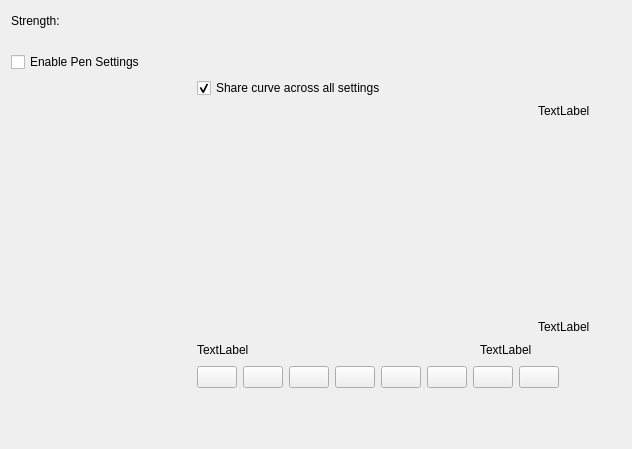
Old version of the form plugins/paintops/libpaintop/forms/wdgcurveoption.ui in the repository KDE/krita.
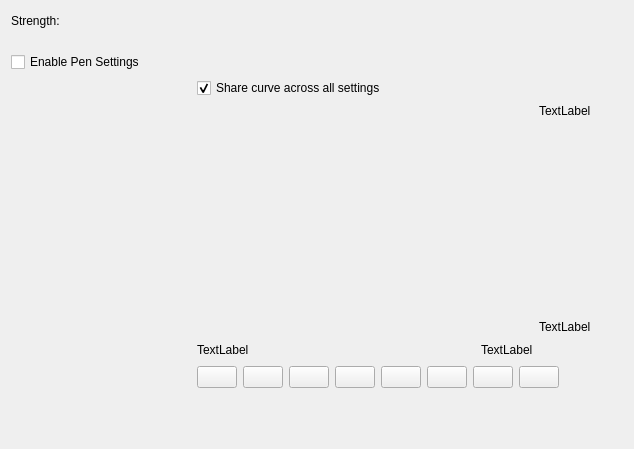
New version of the form. Custom widgets are drawn as their Qt base class.

Commit message: fix the cruve preset widget so strength extends to the end

Diff of the .ui file:
```diff
--- a/plugins/paintops/libpaintop/forms/wdgcurveoption.ui
+++ b/plugins/paintops/libpaintop/forms/wdgcurveoption.ui
@@ -6,12 +6,12 @@
    <rect>
     <x>0</x>
     <y>0</y>
-    <width>632</width>
-    <height>443</height>
+    <width>634</width>
+    <height>444</height>
    </rect>
   </property>
-  <layout class="QGridLayout" name="gridLayout_3">
-   <item row="0" column="0">
+  <layout class="QVBoxLayout" name="verticalLayout_2">
+   <item>
     <layout class="QHBoxLayout" name="horizontalLayout">
      <property name="bottomMargin">
       <number>15</number>
@@ -53,14 +53,16 @@
      </item>
     </layout>
    </item>
-   <item row="1" column="0">
+   <item>
     <widget class="QCheckBox" name="checkBoxUseCurve">
      <property name="text">
       <string>Enable Pen Settings</string>
      </property>
     </widget>
    </item>
-   <item row="2" column="0">
+   <item>
+    <layout class="QHBoxLayout" name="horizontalLayout_4">
+     <item>
     <widget class="KisMultiSensorsSelector" name="sensorSelector" native="true">
      <property name="sizePolicy">
       <sizepolicy hsizetype="Fixed" vsizetype="MinimumExpanding">
@@ -82,7 +84,7 @@
      </property>
     </widget>
    </item>
-   <item row="2" column="1">
+     <item>
     <layout class="QGridLayout" name="gridLayout_2">
      <item row="0" column="1">
       <layout class="QGridLayout" name="gridLayout">
@@ -347,6 +349,8 @@
           </size>
          </property>
         </spacer>
+         </item>
+        </layout>
        </item>
       </layout>
      </item>
```
Lines whose indentation alone changed are shown as unchanged.
